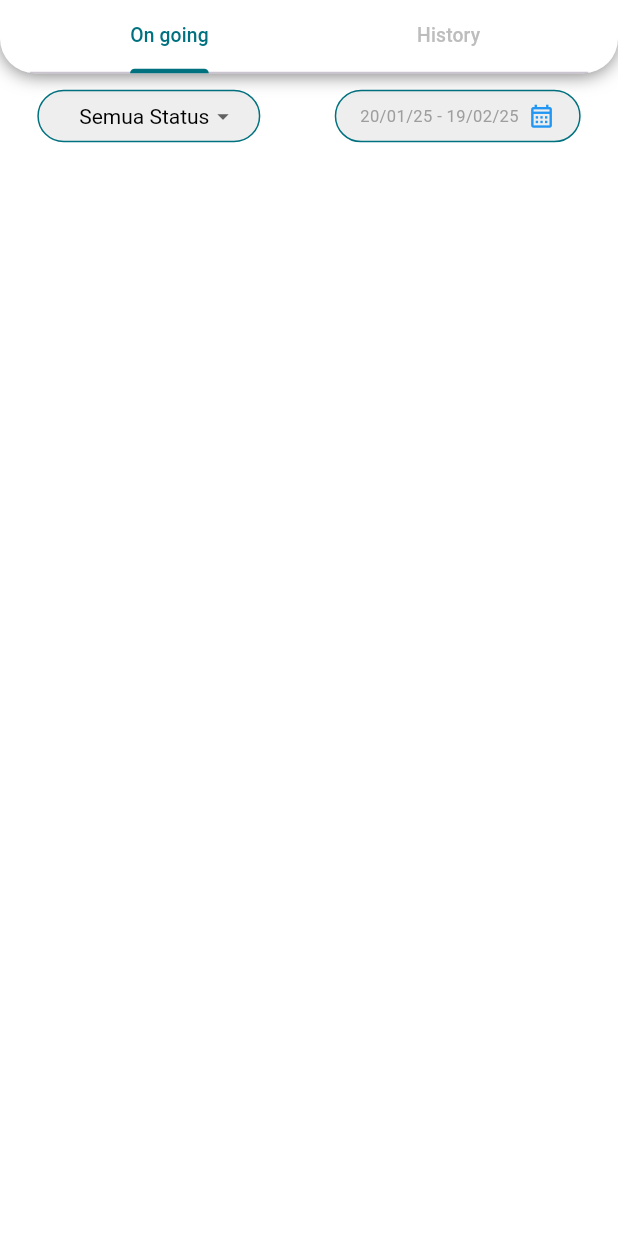
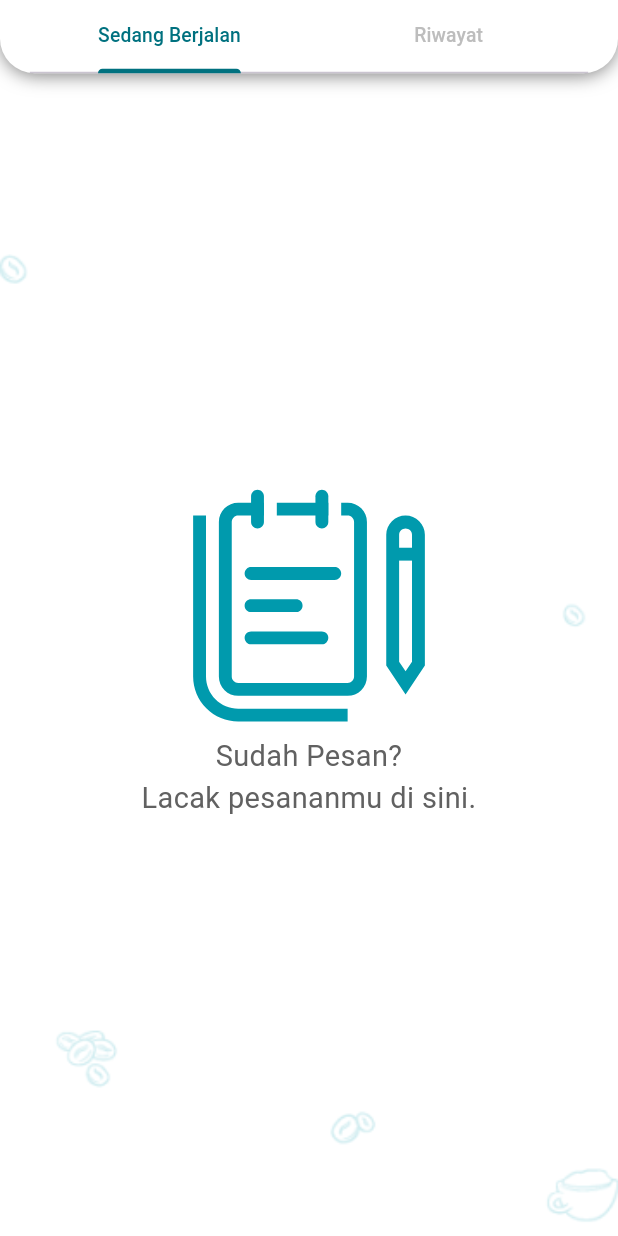
Before and after one commit to AgengAbi/flutter_java_code_app, a Flutter app: the OrderScreen screen opened by its route, on a phone screen of 412 x 824 dp. Run offline on Flutter 3.47's test engine with Material 3 defaults, Android fonts, the phone set to English and light mode, and no system bars; our stand-ins replace cached_network_image, carousel_slider, dartz, device_info_plus, dio, firebase_analytics and 17 more; missing offline and left inert: fast_rsa, panara_dialogs; accounts and stored records are empty; key blocks and very long unbroken strings in the code were emptied for the run.

Commit message:
fix 🐛 : order details and null conditions

```diff
--- a/lib/constants/cores/assets/svg_constant.dart
+++ b/lib/constants/cores/assets/svg_constant.dart
@@ -12,4 +12,5 @@ class SvgConstant {
   static const String icTopping = "${urlBasePath}ic_topping.svg";
   static const String icNote = "${urlBasePath}ic_note.svg";
   static const String icOrder = "${urlBasePath}ic_order.svg";
+  static const String icNullOrders = "${urlBasePath}ic_null_order.svg";
 }
--- a/lib/features/order/controllers/order_controller.dart
+++ b/lib/features/order/controllers/order_controller.dart
@@ -1,6 +1,7 @@
 import 'package:flutter/material.dart';
 import 'package:flutter_java_code_app/features/order/models/order_model.dart';
 import 'package:flutter_java_code_app/features/order/repositories/order_repository.dart';
+import 'package:flutter_java_code_app/utils/functions/app_logger.dart';
 import 'package:get/get.dart';
 
 class OrderController extends GetxController {
@@ -15,8 +16,7 @@ class OrderController extends GetxController {
   RxList<OrderModel> onGoingOrders = <OrderModel>[].obs;
   RxList<OrderModel> historyOrders = <OrderModel>[].obs;
 
-  RxString onGoingOrderState = 'loading'.obs;
-  RxString orderHistoryState = 'loading'.obs;
+  final RxBool isLoading = true.obs;
 
   Rx<String> selectedCategory = 'all'.obs;
 
@@ -51,14 +51,12 @@ class OrderController extends GetxController {
     final result = await OrderRepository.fetchOrders();
     result.fold(
       (failure) {
-        onGoingOrderState('error');
-        orderHistoryState('error');
+        AppLogger.d('Failed to retrive data from API');
       },
       (orders) {
         onGoingOrders.value = getOngoingOrders(orders);
         historyOrders.value = getHistoryOrders(orders);
-        onGoingOrderState('success');
-        orderHistoryState('success');
+        isLoading(false);
       },
     );
   }
--- a/lib/features/order/sub_features/order_details/view/components/order_summary_bottom_sheet.dart
+++ b/lib/features/order/sub_features/order_details/view/components/order_summary_bottom_sheet.dart
@@ -130,7 +130,7 @@ class OrderSummaryBottomSheet extends StatelessWidget {
               mainAxisAlignment: MainAxisAlignment.spaceBetween,
               children: [
                 const Text(
-                  'Total Payment:',
+                  'Total Bayar',
                   style: TextStyle(fontSize: 18),
                 ),
                 Text(
@@ -160,23 +160,27 @@ class OrderSummaryBottomSheet extends StatelessWidget {
                   isActive: isStep1Active,
                   title: 'Pesanan\nditerima',
                 ),
+                8.horizontalSpace,
                 Expanded(
                   child: Container(
                     height: 2,
                     color: Colors.grey,
                   ),
                 ),
+                8.horizontalSpace,
                 // Step 2
                 buildStep(
                   isActive: isStep2Active,
                   title: 'Silahkan\ndiambil',
                 ),
+                8.horizontalSpace,
                 Expanded(
                   child: Container(
                     height: 2,
                     color: Colors.grey,
                   ),
                 ),
+                8.horizontalSpace,
                 // Step 3
                 buildStep(
                   isActive: isStep3Active,
--- a/lib/features/order/view/ui/ongoing_order_tab.dart
+++ b/lib/features/order/view/ui/ongoing_order_tab.dart
@@ -1,11 +1,14 @@
 import 'package:firebase_analytics/firebase_analytics.dart';
 import 'package:flutter/material.dart';
 import 'package:flutter_java_code_app/configs/routes/route.dart';
+import 'package:flutter_java_code_app/constants/cores/assets/image_constant.dart';
+import 'package:flutter_java_code_app/constants/cores/assets/svg_constant.dart';
 import 'package:flutter_java_code_app/features/order/controllers/order_controller.dart';
 import 'package:flutter_java_code_app/features/order/view/components/date_picker.dart';
 import 'package:flutter_java_code_app/features/order/view/components/dropdown_status.dart';
 import 'package:flutter_java_code_app/features/order/view/components/order_item_card.dart';
 import 'package:flutter_screenutil/flutter_screenutil.dart';
+import 'package:flutter_svg/svg.dart';
 import 'package:get/get.dart';
 
 class OnGoingOrderTabView extends StatelessWidget {
@@ -15,10 +18,41 @@ class OnGoingOrderTabView extends StatelessWidget {
 
   @override
   Widget build(BuildContext context) {
-    // analytics.setCurrentScreen(
-    //   screenName: 'Ongoing Order Screen',
-    //   screenClassOverride: 'Trainee',
-    // );
+    return Obx(() {
+      if (OrderController.to.isLoading.value ||
+          OrderController.to.onGoingOrders.isEmpty) {
+        return Container(
+          width: double.infinity,
+          height: double.infinity,
+          decoration: const BoxDecoration(
+            image: DecorationImage(
+              image: AssetImage(ImageConstant.bgPattern),
+              fit: BoxFit.cover,
+            ),
+          ),
+          child: Center(
+            child: Column(
+              mainAxisAlignment: MainAxisAlignment.center,
+              crossAxisAlignment: CrossAxisAlignment.center,
+              children: [
+                SvgPicture.asset(SvgConstant.icNullOrders),
+                SizedBox(height: 10.h),
+                ConstrainedBox(
+                  constraints: BoxConstraints(maxWidth: 350.w),
+                  child: Text(
+                    "Sudah Pesan? \nLacak pesananmu di sini.",
+                    textAlign: TextAlign.center,
+                    style: TextStyle(
+                      fontSize: 21.sp,
+                      color: Colors.grey.shade700,
+                    ),
+                  ),
+                ),
+              ],
+            ),
+          ),
+        );
+      }
 
       return Column(
         children: [
@@ -34,21 +68,21 @@ class OnGoingOrderTabView extends StatelessWidget {
                     if (value != null) {
                       OrderController.to.setDateFilter(category: value);
                     }
-                  }),
+                  },
+                ),
                 DatePicker(
                   onChanged: (dateRange) {
                     OrderController.to.setDateFilter(range: dateRange);
                   },
                   selectedDate: OrderController.to.selectedDateRange.value,
-              )
+                ),
               ],
             ),
           ),
           Expanded(
             child: RefreshIndicator(
               onRefresh: () async => OrderController.to.fetchOrders(),
-            child: Obx(
-              () => ListView.separated(
+              child: ListView.separated(
                 padding: EdgeInsets.all(25.r),
                 itemBuilder: (context, index) => OrderItemCard(
                   order: OrderController.to.onGoingOrders[index],
@@ -68,8 +102,8 @@ class OnGoingOrderTabView extends StatelessWidget {
               ),
             ),
           ),
-        ),
         ],
       );
+    });
   }
 }
--- a/lib/features/order/view/ui/order_screen.dart
+++ b/lib/features/order/view/ui/order_screen.dart
@@ -17,8 +17,8 @@ class OrderScreen extends StatelessWidget {
           appBar: UniversalAppBar(
             showTabs: true,
             tabs: [
-              Tab(text: 'On going'),
-              Tab(text: 'History'),
+              Tab(text: 'Sedang Berjalan'),
+              Tab(text: 'Riwayat'),
             ],
           ),
           body: TabBarView(
--- a/lib/features/splash/controllers/splash_controller.dart
+++ b/lib/features/splash/controllers/splash_controller.dart
@@ -22,7 +22,6 @@ class SplashController extends GetxController {
 
     if (token != null) {
       AppLogger.d('User has logged in: ${user!.nama}');
-      AppLogger.d('Token: $token');
       Get.offAllNamed(Routes.mainPageRoute);
     } else {
       Get.offAllNamed(Routes.signInRoute);
```
Also changed, not shown: lib/features/order/view/ui/order_history_tab.dart (+43 -5 lines), assets/svg/ic_null_order.svg (added). Lines whose indentation alone changed are shown as unchanged.
